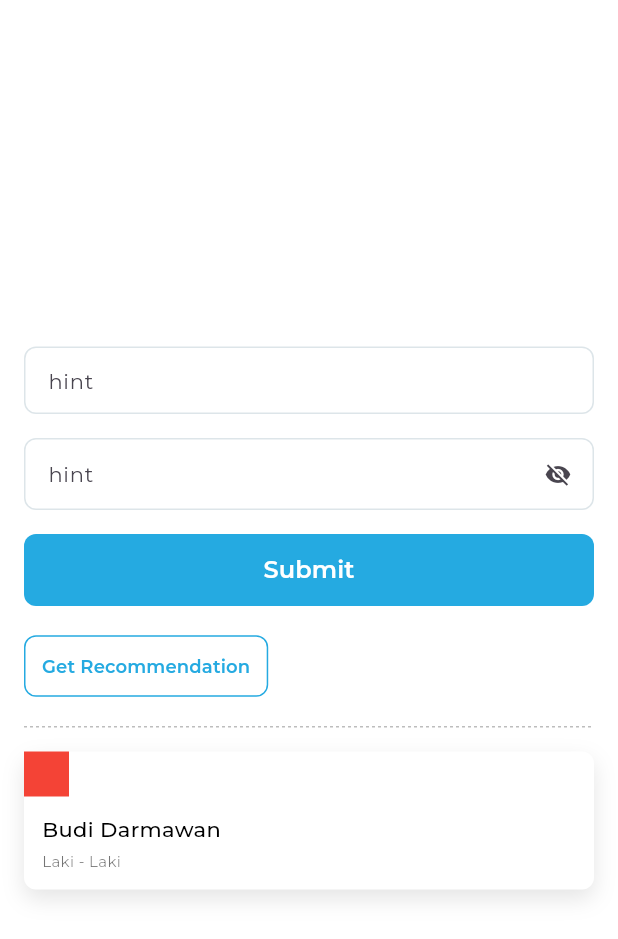
After one commit to lsoehadak/bootcamp_capstone_app, a Flutter app: the screen it shows after launch, on a phone screen of 412 x 824 dp. The commit adds this screen. Shown: the top 939 px of the screen. Run offline on Flutter 3.47's test engine with Material 3 defaults, Android fonts, the phone set to English and light mode, and no system bars; drawn by our look-alikes of dotted_line; our stand-ins replace cloud_firestore, firebase_auth; accounts and stored records are empty.

Commit message:
- add montserrat fonts - create some basic reusable widgets - pubspec.yaml adjustment (adding asset, remove some package that cause error)

```diff
--- a/lib/app.dart
+++ b/lib/app.dart
@@ -1,3 +1,4 @@
+import 'package:capstone_app/screens/login/login_page.dart';
 import 'package:flutter/material.dart';
 import 'package:provider/provider.dart';
 import 'providers/theme_provider.dart';
@@ -20,84 +21,85 @@ class App extends StatelessWidget {
         );
 
         final lightTheme = ThemeData(
-          colorScheme: lightColorScheme,
-          useMaterial3: true,
-          scaffoldBackgroundColor: lightColorScheme.surface,
-          appBarTheme: AppBarTheme(
-            backgroundColor: lightColorScheme.primary,
-            foregroundColor: lightColorScheme.onPrimary,
-            elevation: 0.5,
-          ),
-          inputDecorationTheme: InputDecorationTheme(
-            border: OutlineInputBorder(
-              borderRadius: BorderRadius.circular(8),
-              borderSide: BorderSide.none,
-            ),
-            filled: true,
-            fillColor: Colors.white,
-          ),
-          elevatedButtonTheme: ElevatedButtonThemeData(
-            style: ElevatedButton.styleFrom(
-              backgroundColor: lightColorScheme.primary,
-              foregroundColor: lightColorScheme.onPrimary,
-              padding: const EdgeInsets.symmetric(vertical: 12, horizontal: 24),
-              shape: RoundedRectangleBorder(
-                borderRadius: BorderRadius.circular(8),
-              ),
-            ),
-          ),
-          cardTheme: CardThemeData(
-            elevation: 1,
-            shape: RoundedRectangleBorder(
-              borderRadius: BorderRadius.circular(12),
-            ),
-            color: lightColorScheme.surface,
-          ),
+          // colorScheme: lightColorScheme,
+          // useMaterial3: true,
+          scaffoldBackgroundColor: Colors.white,
+          fontFamily: 'Montserrat'
+          // appBarTheme: AppBarTheme(
+          //   backgroundColor: lightColorScheme.primary,
+          //   foregroundColor: lightColorScheme.onPrimary,
+          //   elevation: 0.5,
+          // ),
+          // inputDecorationTheme: InputDecorationTheme(
+          //   border: OutlineInputBorder(
+          //     borderRadius: BorderRadius.circular(8),
+          //     borderSide: BorderSide.none,
+          //   ),
+          //   filled: true,
+          //   fillColor: Colors.white,
+          // ),
+          // elevatedButtonTheme: ElevatedButtonThemeData(
+          //   style: ElevatedButton.styleFrom(
+          //     backgroundColor: lightColorScheme.primary,
+          //     foregroundColor: lightColorScheme.onPrimary,
+          //     padding: const EdgeInsets.symmetric(vertical: 12, horizontal: 24),
+          //     shape: RoundedRectangleBorder(
+          //       borderRadius: BorderRadius.circular(8),
+          //     ),
+          //   ),
+          // ),
+          // cardTheme: CardThemeData(
+          //   elevation: 1,
+          //   shape: RoundedRectangleBorder(
+          //     borderRadius: BorderRadius.circular(12),
+          //   ),
+          //   color: lightColorScheme.surface,
+          // ),
         );
 
-        final darkTheme = ThemeData(
-          colorScheme: darkColorScheme,
-          useMaterial3: true,
-          brightness: Brightness.dark,
-          scaffoldBackgroundColor: darkColorScheme.surface,
-          appBarTheme: AppBarTheme(
-            backgroundColor: darkColorScheme.primary,
-            foregroundColor: darkColorScheme.onPrimary,
-            elevation: 0.5,
-          ),
-          inputDecorationTheme: InputDecorationTheme(
-            border: OutlineInputBorder(
-              borderRadius: BorderRadius.circular(8),
-              borderSide: BorderSide.none,
-            ),
-            filled: true,
-            fillColor: darkColorScheme.surfaceContainerHighest,
-          ),
-          elevatedButtonTheme: ElevatedButtonThemeData(
-            style: ElevatedButton.styleFrom(
-              backgroundColor: darkColorScheme.primary,
-              foregroundColor: darkColorScheme.onPrimary,
-              padding: const EdgeInsets.symmetric(vertical: 12, horizontal: 24),
-              shape: RoundedRectangleBorder(
-                borderRadius: BorderRadius.circular(8),
-              ),
-            ),
-          ),
-          cardTheme: CardThemeData(
-            elevation: 1,
-            shape: RoundedRectangleBorder(
-              borderRadius: BorderRadius.circular(12),
-            ),
-            color: darkColorScheme.surface,
-          ),
-        );
+        // final darkTheme = ThemeData(
+        //   colorScheme: darkColorScheme,
+        //   useMaterial3: true,
+        //   brightness: Brightness.dark,
+        //   scaffoldBackgroundColor: darkColorScheme.surface,
+        //   appBarTheme: AppBarTheme(
+        //     backgroundColor: darkColorScheme.primary,
+        //     foregroundColor: darkColorScheme.onPrimary,
+        //     elevation: 0.5,
+        //   ),
+        //   inputDecorationTheme: InputDecorationTheme(
+        //     border: OutlineInputBorder(
+        //       borderRadius: BorderRadius.circular(8),
+        //       borderSide: BorderSide.none,
+        //     ),
+        //     filled: true,
+        //     fillColor: darkColorScheme.surfaceContainerHighest,
+        //   ),
+        //   elevatedButtonTheme: ElevatedButtonThemeData(
+        //     style: ElevatedButton.styleFrom(
+        //       backgroundColor: darkColorScheme.primary,
+        //       foregroundColor: darkColorScheme.onPrimary,
+        //       padding: const EdgeInsets.symmetric(vertical: 12, horizontal: 24),
+        //       shape: RoundedRectangleBorder(
+        //         borderRadius: BorderRadius.circular(8),
+        //       ),
+        //     ),
+        //   ),
+        //   cardTheme: CardThemeData(
+        //     elevation: 1,
+        //     shape: RoundedRectangleBorder(
+        //       borderRadius: BorderRadius.circular(12),
+        //     ),
+        //     color: darkColorScheme.surface,
+        //   ),
+        // );
 
         return MaterialApp(
           title: 'Siaga Gizi',
           theme: lightTheme,
-          darkTheme: darkTheme,
+          // darkTheme: darkTheme,
           themeMode: themeProvider.themeMode,
-          home: const SplashScreen(),
+          home: const LoginPage(),
           debugShowCheckedModeBanner: false,
         );
       },
--- /dev/null
+++ b/lib/screens/login/login_page.dart
@@ -0,0 +1,107 @@
+import 'package:capstone_app/utils/app_colors.dart';
+import 'package:capstone_app/utils/app_text_styles.dart';
+import 'package:capstone_app/widgets/custom_button.dart';
+import 'package:capstone_app/widgets/custom_card.dart';
+import 'package:capstone_app/widgets/custom_divider.dart';
+import 'package:capstone_app/widgets/custom_text_field.dart';
+import 'package:flutter/material.dart';
+
+class LoginPage extends StatefulWidget {
+  const LoginPage({super.key});
+
+  @override
+  State<LoginPage> createState() => _LoginPageState();
+}
+
+class _LoginPageState extends State<LoginPage> {
+  bool isObscure = true;
+  var emailController = TextEditingController();
+  var isLoading = false;
+
+  @override
+  Widget build(BuildContext context) {
+    return Scaffold(
+      body: SafeArea(
+        child: Padding(
+          padding: const EdgeInsets.all(16.0),
+          child: Center(
+            child: Column(
+              crossAxisAlignment: CrossAxisAlignment.start,
+              mainAxisAlignment: MainAxisAlignment.center,
+              children: [
+                CustomDefaultTextField(
+                  controller: TextEditingController(),
+                  hint: 'hint',
+                  suffix: Text('bulan', style: AppTextStyles.bodyLowEmText,),
+                  onSubmit: (value) {},
+                ),
+                const SizedBox(height: 16),
+                CustomPasswordTextField(
+                  controller: emailController,
+                  hint: 'hint',
+                  isObscure: isObscure,
+                  onReveal: () {
+                    setState(() {
+                      isObscure = !isObscure;
+                    });
+                  },
+                ),
+                const SizedBox(height: 16),
+                CustomDefaultButton(
+                  label: 'Submit',
+                  isLoading: isLoading,
+                  onClick: () {
+                    setState(() {
+                      isLoading = true;
+                    });
+                  },
+                ),
+                const SizedBox(height: 16),
+                CustomCompactOutlinedButton(
+                  label: 'Get Recommendation',
+                  height: 36,
+                  textStyle: AppTextStyles.bodySmallText.copyWith(
+                    fontWeight: FontWeight.w600,
+                    color: AppColors.mainThemeColor,
+                  ),
+                  onClick: () {
+                    setState(() {});
+                  },
+                ),
+                const SizedBox(height: 16),
+                const DashedDivider(),
+                const SizedBox(height: 16),
+                CustomDefaultCard(
+                  padding: EdgeInsets.zero,
+                  content: Column(
+                    crossAxisAlignment: CrossAxisAlignment.start,
+                    children: [
+                      Container(color: Colors.red, width: 30, height: 30),
+                      Padding(
+                        padding: const EdgeInsets.all(12.0),
+                        child: Column(
+                          crossAxisAlignment: CrossAxisAlignment.start,
+                          children: [
+                            Text(
+                              'Budi Darmawan',
+                              style: AppTextStyles.bodyHiEmText,
+                            ),
+                            const SizedBox(height: 4),
+                            Text(
+                              'Laki - Laki',
+                              style: AppTextStyles.captionLowEmText,
+                            ),
+                          ],
+                        ),
+                      ),
+                    ],
+                  ),
+                ),
+              ],
+            ),
+          ),
+        ),
+      ),
+    );
+  }
+}
--- /dev/null
+++ b/lib/utils/app_colors.dart
@@ -0,0 +1,11 @@
+import 'dart:ui';
+
+abstract class AppColors {
+  static const mainThemeColor = Color(0xFF25AAE1);
+  static const borderColor = Color(0xFFDDE5E9);
+  static const disabledButtonColor = Color(0xFFB0B0B0);
+  static const greenStatusColor = Color(0xFF34A853);
+  static const orangeStatusColor = Color(0xFFFF9900);
+  static const redStatusColor = Color(0xFFFF0000);
+  static const lowEmTextColor = Color(0x8A000000);
+}
--- /dev/null
+++ b/lib/utils/app_text_styles.dart
@@ -0,0 +1,64 @@
+import 'package:capstone_app/utils/app_colors.dart';
+import 'package:flutter/material.dart';
+
+abstract class AppTextStyles {
+  static const titleText = TextStyle(
+    fontSize: 16,
+    fontWeight: FontWeight.w600,
+    color: Colors.black,
+  );
+
+  static const bodyHiEmText = TextStyle(
+    fontSize: 14,
+    fontWeight: FontWeight.w500,
+    color: Colors.black,
+  );
+
+  static const bodyText = TextStyle(
+    fontSize: 14,
+    fontWeight: FontWeight.w400,
+    color: Colors.black,
+  );
+
+  static const bodyLowEmText = TextStyle(
+    fontSize: 14,
+    fontWeight: FontWeight.w400,
+    color: AppColors.lowEmTextColor,
+  );
+
+  static const bodySmallText = TextStyle(
+    fontSize: 12,
+    fontWeight: FontWeight.w400,
+    color: Colors.black,
+  );
+
+  static const bodySmallLowEmText = TextStyle(
+    fontSize: 12,
+    fontWeight: FontWeight.w400,
+    color: AppColors.lowEmTextColor,
+  );
+
+  static const captionText = TextStyle(
+    fontSize: 10,
+    fontWeight: FontWeight.w400,
+    color: Colors.black,
+  );
+
+  static const captionLowEmText = TextStyle(
+    fontSize: 10,
+    fontWeight: FontWeight.w400,
+    color: AppColors.lowEmTextColor,
+  );
+
+  static const labelText = TextStyle(
+    fontSize: 12,
+    fontWeight: FontWeight.w500,
+    color: Colors.black,
+  );
+
+  static const sectionTitleText = TextStyle(
+    fontSize: 12,
+    fontWeight: FontWeight.w600,
+    color: Colors.black,
+  );
+}
--- a/lib/widgets/custom_button.dart
+++ b/lib/widgets/custom_button.dart
@@ -1,3 +1,5 @@
+import 'package:capstone_app/utils/app_colors.dart';
+import 'package:capstone_app/utils/app_text_styles.dart';
 import 'package:flutter/material.dart';
 
 class CustomButton extends StatelessWidget {
@@ -35,3 +37,101 @@ class CustomButton extends StatelessWidget {
     );
   }
 }
+
+class CustomDefaultButton extends StatelessWidget {
+  final String label;
+  final bool isEnabled;
+  final Function onClick;
+  final double radius;
+  final double height;
+  final bool isLoading;
+
+  const CustomDefaultButton({
+    super.key,
+    required this.label,
+    required this.onClick,
+    this.isEnabled = true,
+    this.radius = 8,
+    this.height = 48,
+    this.isLoading = false,
+  });
+
+  @override
+  Widget build(BuildContext context) {
+    return TextButton(
+      onPressed: isEnabled && !isLoading
+          ? () {
+              onClick();
+            }
+          : null,
+      style: TextButton.styleFrom(
+        padding: const EdgeInsets.all(12),
+        minimumSize: Size(double.infinity, height),
+        shape: RoundedRectangleBorder(
+          borderRadius: BorderRadius.circular(radius),
+        ),
+        backgroundColor: AppColors.mainThemeColor,
+        disabledBackgroundColor: Colors.grey,
+      ),
+      child: isLoading
+          ? const SizedBox(
+              width: 20,
+              height: 20,
+              child: CircularProgressIndicator(
+                color: Colors.white,
+                strokeWidth: 2,
+              ),
+            )
+          : Text(
+              label,
+              style: AppTextStyles.titleText.copyWith(color: Colors.white),
+            ),
+    );
+  }
+}
+
+class CustomCompactOutlinedButton extends StatelessWidget {
+  final String label;
+  final bool isEnabled;
+  final Function onClick;
+  final double radius;
+  final double height;
+  final TextStyle? textStyle;
+
+  const CustomCompactOutlinedButton({
+    super.key,
+    required this.label,
+    required this.onClick,
+    this.isEnabled = true,
+    this.radius = 8,
+    this.height = 48,
+    this.textStyle,
+  });
+
+  @override
+  Widget build(BuildContext context) {
+    return TextButton(
+      onPressed: isEnabled
+          ? () {
+              onClick();
+            }
+          : null,
+      style: OutlinedButton.styleFrom(
+        padding: const EdgeInsets.all(12),
+        minimumSize: Size(0, height),
+        shape: RoundedRectangleBorder(
+          borderRadius: BorderRadius.circular(radius),
+        ),
+        side: BorderSide(color: AppColors.mainThemeColor),
+        backgroundColor: Colors.white,
+        disabledBackgroundColor: Colors.white,
+      ),
+      child: Text(
+        label,
+        style:
+            textStyle ??
+            AppTextStyles.titleText.copyWith(color: AppColors.mainThemeColor),
+      ),
+    );
+  }
+}
--- /dev/null
+++ b/lib/widgets/custom_card.dart
@@ -0,0 +1,34 @@
+import 'package:flutter/material.dart';
+
+class CustomDefaultCard extends StatelessWidget {
+  final Widget content;
+  final EdgeInsets padding;
+
+  const CustomDefaultCard({
+    super.key,
+    required this.content,
+    this.padding = const EdgeInsets.symmetric(vertical: 16, horizontal: 12),
+  });
+
+  @override
+  Widget build(BuildContext context) {
+    return Container(
+      width: double.infinity,
+      padding: padding,
+      decoration: BoxDecoration(
+        color: Colors.white,
+        borderRadius: const BorderRadius.all(
+          Radius.circular(8),
+        ),
+        boxShadow: [
+          BoxShadow(
+            color: Colors.black.withOpacity(0.1),
+            blurRadius: 12,
+            offset: const Offset(0, 6),
+          )
+        ],
+      ),
+      child: content,
+    );
+  }
+}
--- /dev/null
+++ b/lib/widgets/custom_divider.dart
@@ -0,0 +1,18 @@
+import 'package:dotted_line/dotted_line.dart';
+import 'package:flutter/material.dart';
+
+class DashedDivider extends StatelessWidget {
+  const DashedDivider({super.key});
+
+  @override
+  Widget build(BuildContext context) {
+    return DottedLine(
+      direction: Axis.horizontal,
+      lineLength: double.infinity,
+      lineThickness: 1.0,
+      dashLength: 2.0,
+      dashGapLength: 2,
+      dashColor: Colors.black26,
+    );
+  }
+}
--- /dev/null
+++ b/lib/widgets/custom_text_field.dart
@@ -0,0 +1,102 @@
+import 'package:capstone_app/utils/app_colors.dart';
+import 'package:capstone_app/utils/app_text_styles.dart';
+import 'package:flutter/material.dart';
+
+class CustomDefaultTextField extends StatelessWidget {
+  final TextEditingController controller;
+  final String hint;
+  final Widget? prefixIcon;
+  final Widget? suffix;
+  final int line;
+  final Function(String) onSubmit;
+
+  const CustomDefaultTextField({
+    super.key,
+    required this.controller,
+    required this.hint,
+    this.prefixIcon,
+    this.suffix,
+    this.line = 1,
+    required this.onSubmit,
+  });
+
+  OutlineInputBorder getMyInputBorder() {
+    return OutlineInputBorder(
+      borderRadius: BorderRadius.circular(8),
+      borderSide: BorderSide(color: AppColors.borderColor),
+    );
+  }
+
+  @override
+  Widget build(BuildContext context) {
+    return TextField(
+      controller: controller,
+      minLines: line,
+      maxLines: line,
+      style: AppTextStyles.bodyText,
+      decoration: InputDecoration(
+        isDense: true,
+        filled: true,
+        fillColor: Colors.white,
+        hintText: hint,
+        prefixIcon: prefixIcon,
+        suffix: suffix,
+        border: getMyInputBorder(),
+        enabledBorder: getMyInputBorder(),
+        focusedBorder: getMyInputBorder(),
+        errorBorder: getMyInputBorder(),
+        focusedErrorBorder: getMyInputBorder(),
+      ),
+      onSubmitted: onSubmit,
+    );
+  }
+}
+
+class CustomPasswordTextField extends StatelessWidget {
+  final TextEditingController controller;
+  final String hint;
+  final bool isObscure;
+  final Function() onReveal;
+
+  const CustomPasswordTextField({
+    super.key,
+    required this.controller,
+    required this.hint,
+    required this.isObscure,
+    required this.onReveal,
+  });
+
+  OutlineInputBorder getMyInputBorder() {
+    return OutlineInputBorder(
+      borderRadius: BorderRadius.circular(8),
+      borderSide: BorderSide(color: AppColors.borderColor),
+    );
+  }
+
+  @override
+  Widget build(BuildContext context) {
+    return TextField(
+      controller: controller,
+      obscureText: isObscure,
+      style: AppTextStyles.bodyText,
+      decoration: InputDecoration(
+        isDense: true,
+        filled: true,
+        fillColor: Colors.white,
+        hintText: hint,
+        suffixIcon: isObscure ? IconButton(
+          onPressed: onReveal,
+          icon: const Icon(Icons.visibility_off),
+        ) : IconButton(
+          onPressed: onReveal,
+          icon: const Icon(Icons.visibility),
+        ),
+        border: getMyInputBorder(),
+        enabledBorder: getMyInputBorder(),
+        focusedBorder: getMyInputBorder(),
+        errorBorder: getMyInputBorder(),
+        focusedErrorBorder: getMyInputBorder(),
+      ),
+    );
+  }
+}
--- /dev/null
+++ b/lib/widgets/name_avatar.dart
@@ -0,0 +1,27 @@
+import 'package:capstone_app/utils/app_colors.dart';
+import 'package:capstone_app/utils/app_text_styles.dart';
+import 'package:flutter/material.dart';
+
+class NameAvatar extends StatelessWidget {
+  final String name;
+
+  const NameAvatar({super.key, required this.name});
+
+  @override
+  Widget build(BuildContext context) {
+    return CircleAvatar(
+      backgroundColor: AppColors.borderColor,
+      radius: 20,
+      child: CircleAvatar(
+        radius: 18,
+        backgroundColor: AppColors.mainThemeColor,
+        child: Center(
+          child: Text(
+            name[0],
+            style: AppTextStyles.titleText.copyWith(color: Colors.white),
+          ),
+        ),
+      ),
+    );
+  }
+}
```
Also changed, not shown: pubspec.yaml (+15 -36 lines), assets/fonts/Montserrat-Bold.ttf (added), assets/fonts/Montserrat-Medium.ttf (added), assets/fonts/Montserrat-Regular.ttf (added), assets/fonts/Montserrat-SemiBold.ttf (added), pubspec.lock, 9 other files.
